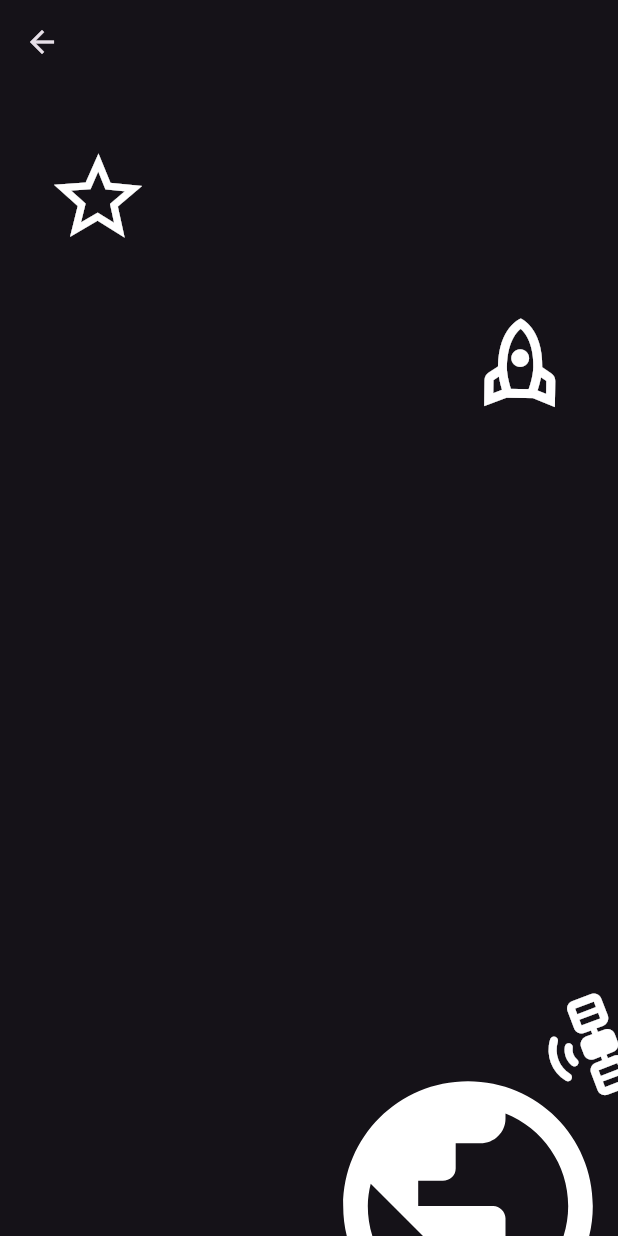
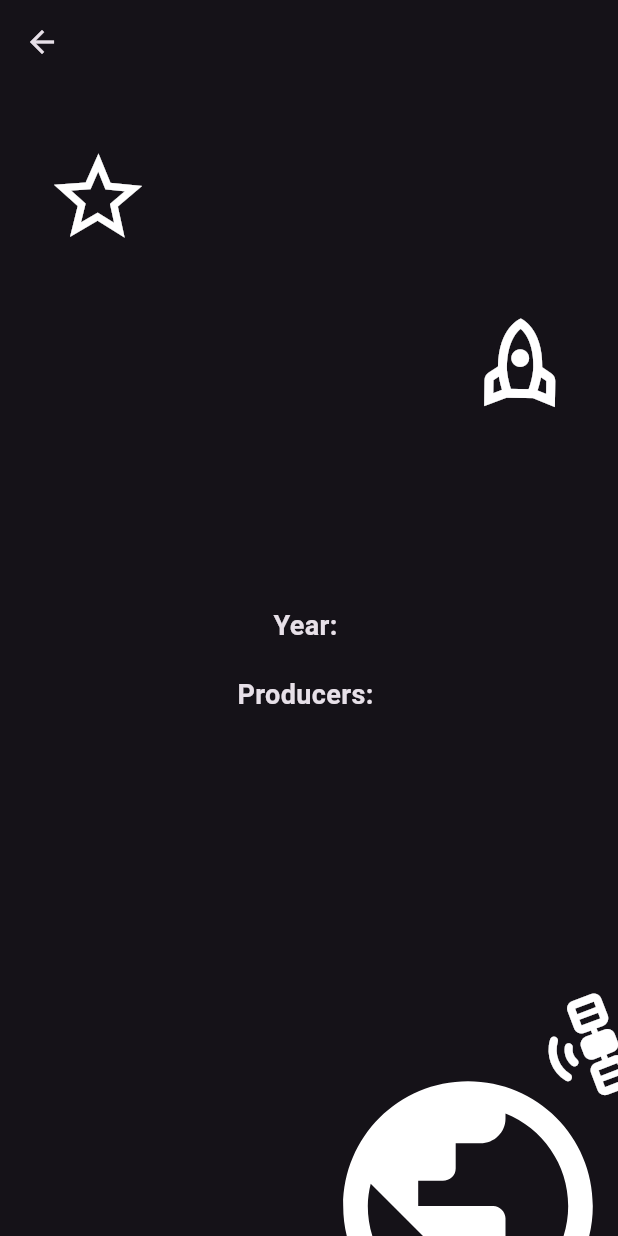
Before and after one commit to manuelduarte077/star_wars_graphql, a Flutter app: the FilmsDetails screen opened by its route, on a phone screen of 412 x 824 dp. Run offline on Flutter 3.47's test engine with Material 2 defaults, Android fonts, the phone set to English and light mode, and no system bars; our stand-ins replace flutter_hooks, go_router, graphql, graphql_flutter; missing offline and left inert: gql.

Commit message:
films details

```diff
--- a/lib/films/films_card.dart
+++ b/lib/films/films_card.dart
@@ -32,7 +32,6 @@ class FilmsCard extends StatelessWidget {
               subtitle: Column(
                 crossAxisAlignment: CrossAxisAlignment.start,
                 children: [
-                  Text(filmsQuery?.releaseDate ?? ''),
                   Text(filmsQuery?.director ?? ''),
                 ],
               ),
--- a/lib/films/films_details.dart
+++ b/lib/films/films_details.dart
@@ -1,11 +1,12 @@
 import 'package:flutter/material.dart';
 import 'package:star_wars/films/details_films_graphic.dart';
-
 import 'package:star_wars/films/~graphql/__generated__/films_tab.query.graphql.dart';
 
 class FilmsDetails extends StatelessWidget {
+  /// [filmsDetail] is the data of the film
   final Query$AllFilms$allFilms$edges$node? filmsDetail;
 
+  /// [FilmsDetails] is the constructor of the class
   const FilmsDetails({super.key, required this.filmsDetail});
 
   @override
@@ -22,6 +23,7 @@ class FilmsDetails extends StatelessWidget {
             mainAxisAlignment: MainAxisAlignment.start,
             children: [
               Center(
+                /// [filmsDetail] Titulo de la pelicula
                 child: Text(
                   filmsDetail?.title ?? '',
                   style: const TextStyle(
@@ -32,6 +34,35 @@ class FilmsDetails extends StatelessWidget {
               ),
             ],
           ),
+          Column(
+            mainAxisAlignment: MainAxisAlignment.center,
+            children: [
+              /// [filmsDetail] Mostrar la fecha de estreno y la
+              Text(
+                'Year: ${filmsDetail?.releaseDate ?? ''}',
+                style: const TextStyle(
+                  fontSize: 18,
+                  fontWeight: FontWeight.bold,
+                ),
+              ),
+
+              const SizedBox(
+                height: 20,
+              ),
+
+              /// [filmsDetail] Mostrar la lista de productores
+              Padding(
+                padding: const EdgeInsets.symmetric(horizontal: 20),
+                child: Text(
+                  'Producers: ${filmsDetail?.producers?.join(', ') ?? ''}',
+                  style: const TextStyle(
+                    fontSize: 18,
+                    fontWeight: FontWeight.bold,
+                  ),
+                ),
+              )
+            ],
+          ),
         ],
       ),
     );
```
